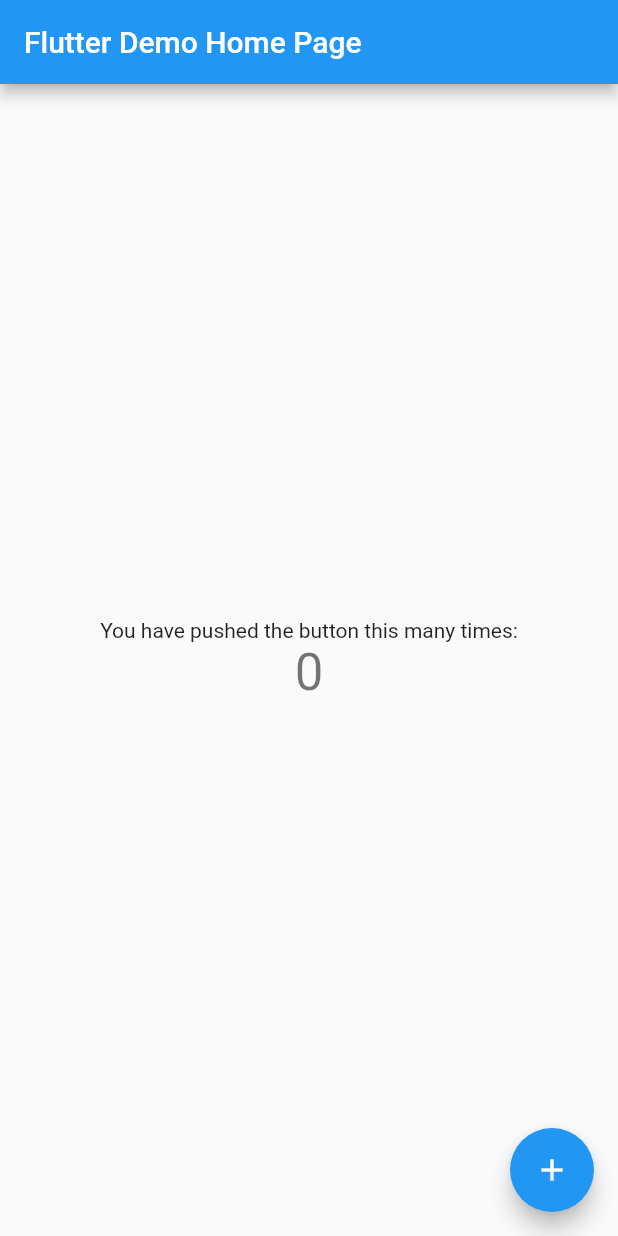
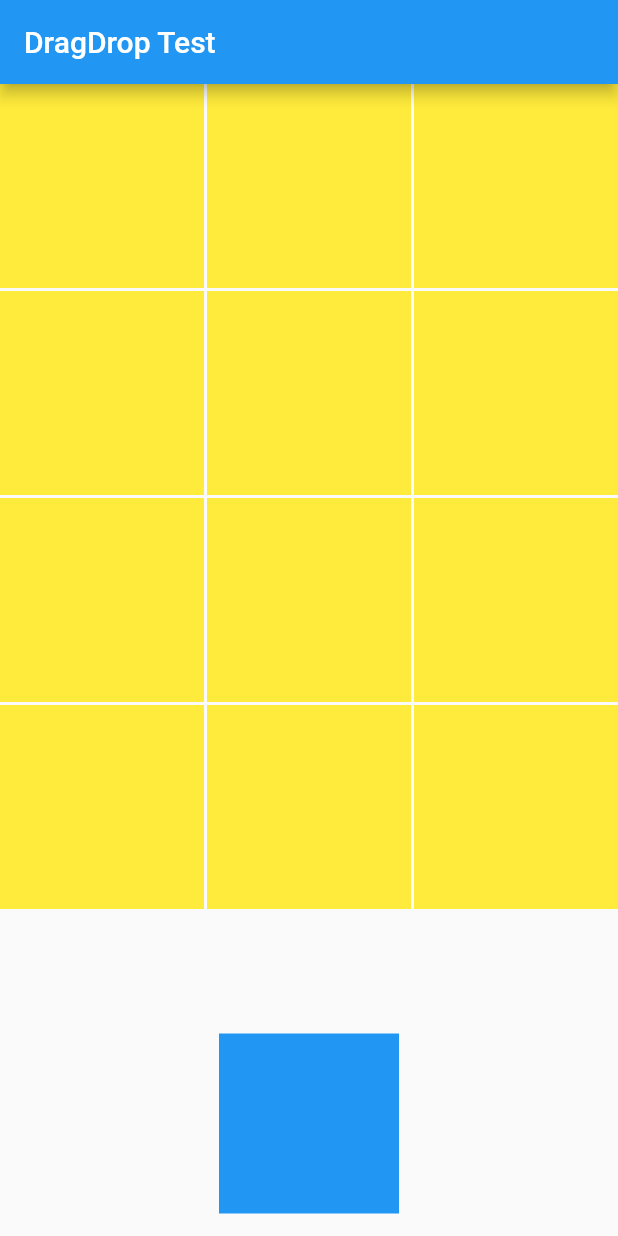
Before and after one commit to Chonli/fl_dragdrop_test, a Flutter app: the screen it shows after launch, on a phone screen of 412 x 824 dp. Run offline on Flutter 3.47's test engine with Material 2 defaults, Android fonts, the phone set to English and light mode, and no system bars.

Commit message:
feat: Add basic drag/drop square widget

```diff
--- a/lib/main.dart
+++ b/lib/main.dart
@@ -13,33 +13,15 @@
     return MaterialApp(
       title: 'Flutter Demo',
       theme: ThemeData(
-        // This is the theme of your application.
-        //
-        // Try running your application with "flutter run". You'll see the
-        // application has a blue toolbar. Then, without quitting the app, try
-        // changing the primarySwatch below to Colors.green and then invoke
-        // "hot reload" (press "r" in the console where you ran "flutter run",
-        // or simply save your changes to "hot reload" in a Flutter IDE).
-        // Notice that the counter didn't reset back to zero; the application
-        // is not restarted.
         primarySwatch: Colors.blue,
       ),
-      home: const MyHomePage(title: 'Flutter Demo Home Page'),
+      home: const MyHomePage(title: 'DragDrop Test'),
     );
   }
 }
 
 class MyHomePage extends StatefulWidget {
   const MyHomePage({Key? key, required this.title}) : super(key: key);
-
-  // This widget is the home page of your application. It is stateful, meaning
-  // that it has a State object (defined below) that contains fields that affect
-  // how it looks.
-
-  // This class is the configuration for the state. It holds the values (in this
-  // case the title) provided by the parent (in this case the App widget) and
-  // used by the build method of the State. Fields in a Widget subclass are
-  // always marked "final".
 
   final String title;
 
@@ -48,68 +30,93 @@
 }
 
 class _MyHomePageState extends State<MyHomePage> {
-  int _counter = 0;
+  @override
+  Widget build(BuildContext context) {
+    return Scaffold(
+      appBar: AppBar(
+        title: Text(widget.title),
+      ),
+      body: Column(
+        mainAxisAlignment: MainAxisAlignment.spaceAround,
+        children: [
+          Expanded(
+            child: GridView.count(
+              crossAxisSpacing: 2,
+              mainAxisSpacing: 2,
+              crossAxisCount: 3,
+              children: List.generate(12, (index) => Case(key: GlobalKey())),
+            ),
+          ),
+          Container(
+            height: 150,
+            child: BoxDrag(
+              key: GlobalKey(),
+            ),
+          ),
+        ],
+      ),
 
-  void _incrementCounter() {
-    setState(() {
-      // This call to setState tells the Flutter framework that something has
-      // changed in this State, which causes it to rerun the build method below
-      // so that the display can reflect the updated values. If we changed
-      // _counter without calling setState(), then the build method would not be
-      // called again, and so nothing would appear to happen.
-      _counter++;
-    });
+      // This trailing comma makes auto-formatting nicer for build methods.
+    );
   }
+}
+
+class Case extends StatefulWidget {
+  const Case({Key? key}) : super(key: key);
+
+  @override
+  State<Case> createState() => _CaseState();
+}
+
+class _CaseState extends State<Case> {
+  Box? child;
 
   @override
   Widget build(BuildContext context) {
-    // This method is rerun every time setState is called, for instance as done
-    // by the _incrementCounter method above.
-    //
-    // The Flutter framework has been optimized to make rerunning build methods
-    // fast, so that you can just rebuild anything that needs updating rather
-    // than having to individually change instances of widgets.
-    return Scaffold(
-      appBar: AppBar(
-        // Here we take the value from the MyHomePage object that was created by
-        // the App.build method, and use it to set our appbar title.
-        title: Text(widget.title),
-      ),
-      body: Center(
-        // Center is a layout widget. It takes a single child and positions it
-        // in the middle of the parent.
-        child: Column(
-          // Column is also a layout widget. It takes a list of children and
-          // arranges them vertically. By default, it sizes itself to fit its
-          // children horizontally, and tries to be as tall as its parent.
-          //
-          // Invoke "debug painting" (press "p" in the console, choose the
-          // "Toggle Debug Paint" action from the Flutter Inspector in Android
-          // Studio, or the "Toggle Debug Paint" command in Visual Studio Code)
-          // to see the wireframe for each widget.
-          //
-          // Column has various properties to control how it sizes itself and
-          // how it positions its children. Here we use mainAxisAlignment to
-          // center the children vertically; the main axis here is the vertical
-          // axis because Columns are vertical (the cross axis would be
-          // horizontal).
-          mainAxisAlignment: MainAxisAlignment.center,
-          children: <Widget>[
-            const Text(
-              'You have pushed the button this many times:',
-            ),
-            Text(
-              '$_counter',
-              style: Theme.of(context).textTheme.headline4,
-            ),
-          ],
-        ),
-      ),
-      floatingActionButton: FloatingActionButton(
-        onPressed: _incrementCounter,
-        tooltip: 'Increment',
-        child: const Icon(Icons.add),
-      ), // This trailing comma makes auto-formatting nicer for build methods.
+    return DragTarget<Box>(
+      builder: (context, List<Object?> candidateData, rejectedData) {
+        if (child != null) {
+          return child!;
+        }
+        return Container(
+          color: Colors.yellow,
+        );
+      },
+      onAccept: (box) {
+        setState(() {
+          child = box;
+        });
+      },
+      onWillAccept: (box) => true,
     );
   }
 }
+
+class Box extends StatelessWidget {
+  const Box({Key? key}) : super(key: key);
+
+  @override
+  Widget build(BuildContext context) {
+    return Container(
+      height: 120,
+      width: 120,
+      color: Colors.blue,
+    );
+  }
+}
+
+class BoxDrag extends StatelessWidget {
+  const BoxDrag({Key? key}) : super(key: key);
+
+  @override
+  Widget build(BuildContext context) {
+    return const Center(
+      child: Draggable(
+        data: Box(),
+        child: Box(),
+        feedback: Box(),
+        childWhenDragging: Box(),
+      ),
+    );
+  }
+}
```
